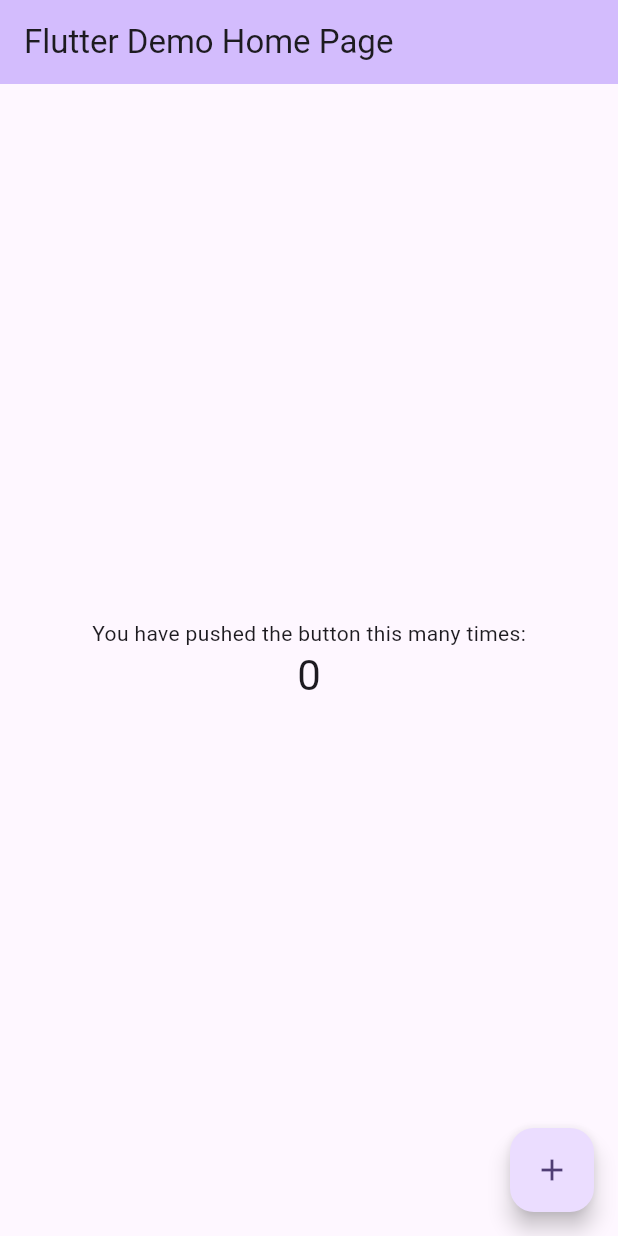
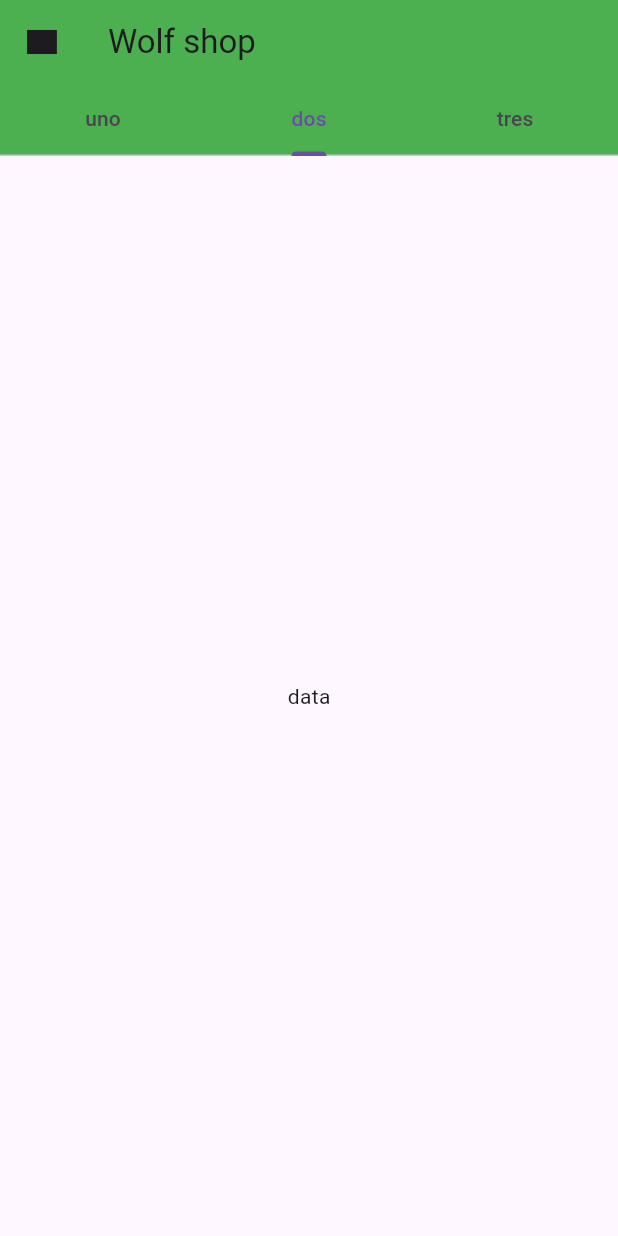
Before and after one commit to Brian-AlmendrasSC/WolfShop, a Flutter app: the screen it shows after launch, on a phone screen of 412 x 824 dp. Run offline on Flutter 3.47's test engine with Material 3 defaults, Android fonts, the light colour scheme and no system bars.

Commit message:
create appbar

```diff
--- a/lib/main.dart
+++ b/lib/main.dart
@@ -1,125 +1,6 @@
 import 'package:flutter/material.dart';
+import 'package:wolfshop/myapp.dart';
 
 void main() {
   runApp(const MyApp());
 }
-
-class MyApp extends StatelessWidget {
-  const MyApp({super.key});
-
-  // This widget is the root of your application.
-  @override
-  Widget build(BuildContext context) {
-    return MaterialApp(
-      title: 'Flutter Demo',
-      theme: ThemeData(
-        // This is the theme of your application.
-        //
-        // TRY THIS: Try running your application with "flutter run". You'll see
-        // the application has a purple toolbar. Then, without quitting the app,
-        // try changing the seedColor in the colorScheme below to Colors.green
-        // and then invoke "hot reload" (save your changes or press the "hot
-        // reload" button in a Flutter-supported IDE, or press "r" if you used
-        // the command line to start the app).
-        //
-        // Notice that the counter didn't reset back to zero; the application
-        // state is not lost during the reload. To reset the state, use hot
-        // restart instead.
-        //
-        // This works for code too, not just values: Most code changes can be
-        // tested with just a hot reload.
-        colorScheme: ColorScheme.fromSeed(seedColor: Colors.deepPurple),
-        useMaterial3: true,
-      ),
-      home: const MyHomePage(title: 'Flutter Demo Home Page'),
-    );
-  }
-}
-
-class MyHomePage extends StatefulWidget {
-  const MyHomePage({super.key, required this.title});
-
-  // This widget is the home page of your application. It is stateful, meaning
-  // that it has a State object (defined below) that contains fields that affect
-  // how it looks.
-
-  // This class is the configuration for the state. It holds the values (in this
-  // case the title) provided by the parent (in this case the App widget) and
-  // used by the build method of the State. Fields in a Widget subclass are
-  // always marked "final".
-
-  final String title;
-
-  @override
-  State<MyHomePage> createState() => _MyHomePageState();
-}
-
-class _MyHomePageState extends State<MyHomePage> {
-  int _counter = 0;
-
-  void _incrementCounter() {
-    setState(() {
-      // This call to setState tells the Flutter framework that something has
-      // changed in this State, which causes it to rerun the build method below
-      // so that the display can reflect the updated values. If we changed
-      // _counter without calling setState(), then the build method would not be
-      // called again, and so nothing would appear to happen.
-      _counter++;
-    });
-  }
-
-  @override
-  Widget build(BuildContext context) {
-    // This method is rerun every time setState is called, for instance as done
-    // by the _incrementCounter method above.
-    //
-    // The Flutter framework has been optimized to make rerunning build methods
-    // fast, so that you can just rebuild anything that needs updating rather
-    // than having to individually change instances of widgets.
-    return Scaffold(
-      appBar: AppBar(
-        // TRY THIS: Try changing the color here to a specific color (to
-        // Colors.amber, perhaps?) and trigger a hot reload to see the AppBar
-        // change color while the other colors stay the same.
-        backgroundColor: Theme.of(context).colorScheme.inversePrimary,
-        // Here we take the value from the MyHomePage object that was created by
-        // the App.build method, and use it to set our appbar title.
-        title: Text(widget.title),
-      ),
-      body: Center(
-        // Center is a layout widget. It takes a single child and positions it
-        // in the middle of the parent.
-        child: Column(
-          // Column is also a layout widget. It takes a list of children and
-          // arranges them vertically. By default, it sizes itself to fit its
-          // children horizontally, and tries to be as tall as its parent.
-          //
-          // Column has various properties to control how it sizes itself and
-          // how it positions its children. Here we use mainAxisAlignment to
-          // center the children vertically; the main axis here is the vertical
-          // axis because Columns are vertical (the cross axis would be
-          // horizontal).
-          //
-          // TRY THIS: Invoke "debug painting" (choose the "Toggle Debug Paint"
-          // action in the IDE, or press "p" in the console), to see the
-          // wireframe for each widget.
-          mainAxisAlignment: MainAxisAlignment.center,
-          children: <Widget>[
-            const Text(
-              'You have pushed the button this many times:',
-            ),
-            Text(
-              '$_counter',
-              style: Theme.of(context).textTheme.headlineMedium,
-            ),
-          ],
-        ),
-      ),
-      floatingActionButton: FloatingActionButton(
-        onPressed: _incrementCounter,
-        tooltip: 'Increment',
-        child: const Icon(Icons.add),
-      ), // This trailing comma makes auto-formatting nicer for build methods.
-    );
-  }
-}
--- /dev/null
+++ b/lib/myapp.dart
@@ -0,0 +1,14 @@
+import 'package:flutter/material.dart';
+import 'package:wolfshop/src/components/home_page/home_page.dart';
+
+class MyApp extends StatelessWidget {
+  const MyApp({super.key});
+
+  @override
+  Widget build(BuildContext context) {
+    return const MaterialApp(
+      title: "Wolf Shop",
+      home: HomePage(),
+    );
+  }
+}
--- /dev/null
+++ b/lib/src/components/home_page/home_page.dart
@@ -0,0 +1,47 @@
+import 'package:flutter/material.dart';
+
+class HomePage extends StatelessWidget {
+  const HomePage({super.key});
+
+  @override
+  Widget build(BuildContext context) {
+    const int tabsCount = 3;
+    return (DefaultTabController(
+        initialIndex: 1,
+        length: tabsCount,
+        child: Scaffold(
+          appBar: AppBar(
+            title: Text("Wolf shop"),
+            leading: Icon(Icons.rectangle_sharp),
+            backgroundColor: Colors.green,
+            bottom: TabBar(tabs: [
+              Tab(
+                text: "uno",
+              ),
+              Tab(
+                text: "dos",
+              ),
+              Tab(
+                text: "tres",
+              )
+            ]),
+          ),
+          body: TabBarView(children: [
+            ListView.builder(
+              itemCount: 25,
+              itemBuilder: (BuildContext context, int index) {
+                return ListTile(
+                  title: Text(' $index'),
+                );
+              },
+            ),
+            Center(
+              child: Text("data"),
+            ),
+            Container(
+              child: Text("3"),
+            )
+          ]),
+        )));
+  }
+}
--- /dev/null
+++ b/lib/src/initial_code/my_app.dart
@@ -0,0 +1,34 @@
+import 'package:flutter/material.dart';
+import 'package:wolfshop/src/initial_code/my_home_page.dart';
+
+class MyApp extends StatelessWidget {
+  const MyApp({super.key});
+
+  // This widget is the root of your application.
+  @override
+  Widget build(BuildContext context) {
+    return MaterialApp(
+      title: 'Flutter Demo',
+      theme: ThemeData(
+        // This is the theme of your application.
+        //
+        // TRY THIS: Try running your application with "flutter run". You'll see
+        // the application has a purple toolbar. Then, without quitting the app,
+        // try changing the seedColor in the colorScheme below to Colors.green
+        // and then invoke "hot reload" (save your changes or press the "hot
+        // reload" button in a Flutter-supported IDE, or press "r" if you used
+        // the command line to start the app).
+        //
+        // Notice that the counter didn't reset back to zero; the application
+        // state is not lost during the reload. To reset the state, use hot
+        // restart instead.
+        //
+        // This works for code too, not just values: Most code changes can be
+        // tested with just a hot reload.
+        colorScheme: ColorScheme.fromSeed(seedColor: Colors.deepPurple),
+        useMaterial3: true,
+      ),
+      home: const MyHomePage(title: 'Flutter Demo Home Page'),
+    );
+  }
+}
--- a/pubspec.yaml
+++ b/pubspec.yaml
@@ -58,6 +58,9 @@ flutter:
   # the material Icons class.
   uses-material-design: true
 
+  assets:
+  - assets/images/logos/logo.png
+
   # To add assets to your application, add an assets section, like this:
   # assets:
   #   - images/a_dot_burr.jpeg
```
Also changed, not shown: lib/src/components/layouts/my_app_bar.dart (added, +11 -0 lines), lib/src/initial_code/my_home_page.dart (added, +89 -0 lines), assets/images/logos/logo.png (added), 1 other file.
